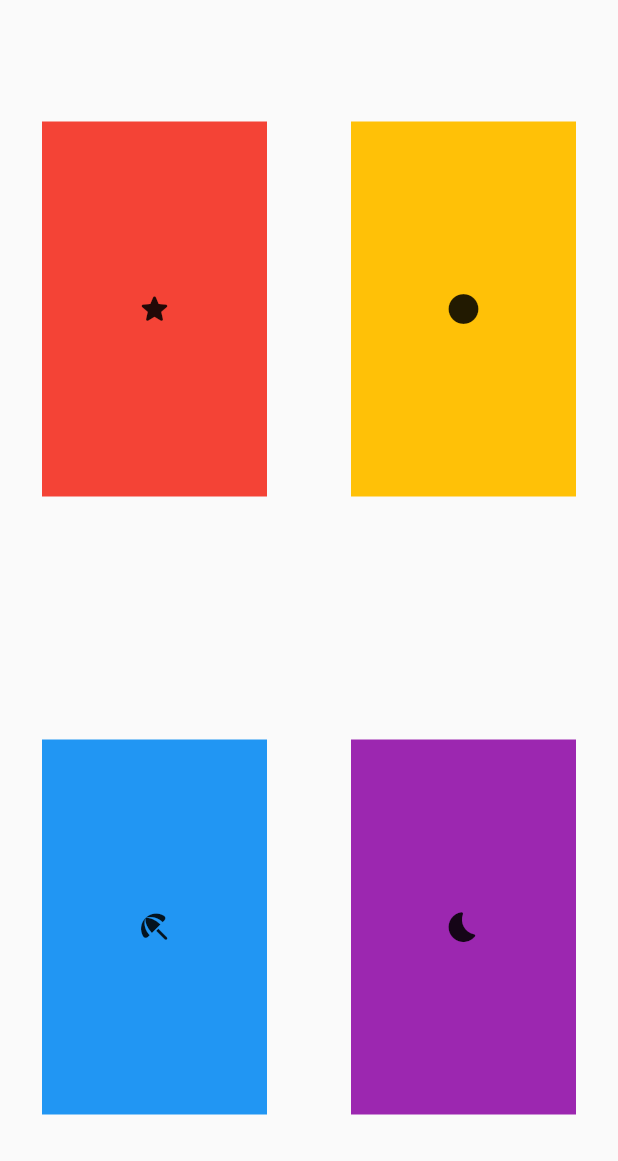
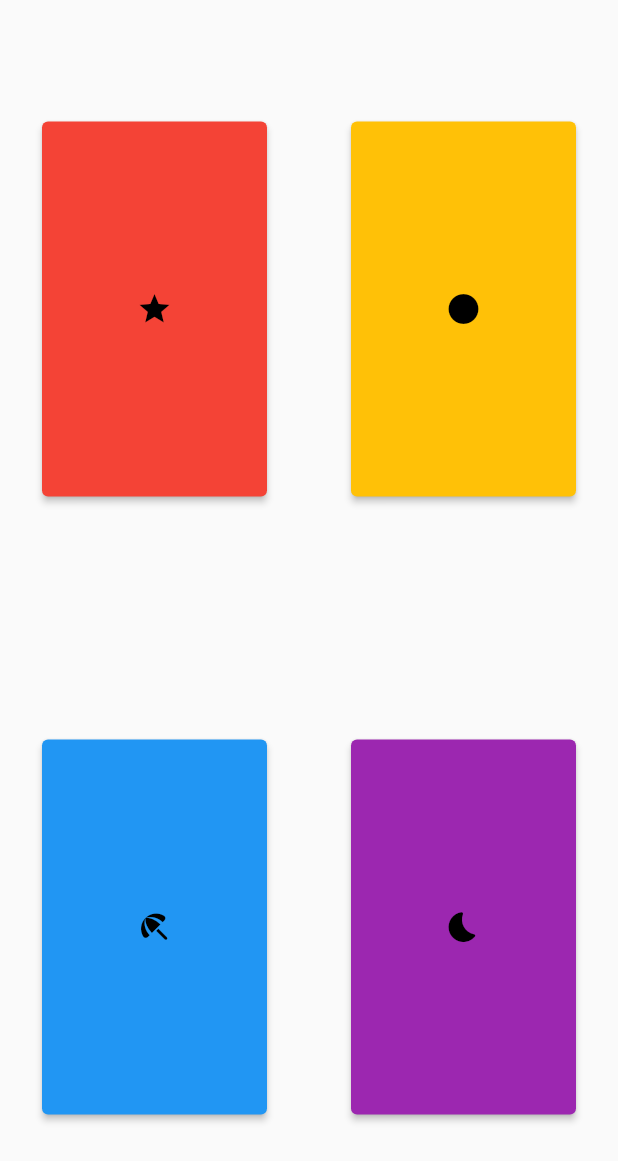
Before and after one commit to pauloph02/tg2, a Flutter app: the TelaDeRespostas screen opened directly, on a phone screen of 412 x 824 dp. Shown: the top 1161 px of the screen. Run offline on Flutter 3.47's test engine with Material 2 defaults, Android fonts, the phone set to English and light mode, and no system bars.

Commit message:
Passando os container para button

```diff
--- a/lib/mobile/teladerespostas.dart
+++ b/lib/mobile/teladerespostas.dart
@@ -18,35 +18,39 @@ class _TelaDeRespostasState extends State<TelaDeRespostas> {
         Row(
           mainAxisAlignment: MainAxisAlignment.spaceAround,
           children: [
-            Container(
-              height: 250,
-              width: 150,
-              color: Colors.red,
-              child: const Icon(Icons.star_rounded),
+            ElevatedButton(onPressed: (){},
+            style: ElevatedButton.styleFrom(
+              fixedSize: const Size(150, 250),
+              backgroundColor: Colors.red
             ),
-            Container(
-              height: 250,
-              width: 150,
-              color: Colors.amber,
-              child: const Icon(Icons.circle),
-            )
+            child: const Icon(Icons.star, color: Colors.black),
+            ),
+             ElevatedButton(onPressed: (){},
+            style: ElevatedButton.styleFrom(
+              fixedSize: const Size(150, 250),
+              backgroundColor: Colors.amber
+            ),
+            child: const Icon(Icons.circle, color: Colors.black),
+            ),
           ],
         ),
         Row(
           mainAxisAlignment: MainAxisAlignment.spaceAround,
           children: [
-            Container(
-              height: 250,
-              width: 150,
-              color: Colors.blue,
-              child: const Icon(Icons.beach_access_rounded),
+             ElevatedButton(onPressed: (){},
+            style: ElevatedButton.styleFrom(
+              fixedSize: const Size(150, 250),
+              backgroundColor: Colors.blue
             ),
-            Container(
-              height: 250,
-              width: 150,
-              color: Colors.purple,
-              child: const Icon(Icons.bedtime_rounded),
-            )
+            child: const Icon(Icons.beach_access_rounded, color: Colors.black),
+            ),
+             ElevatedButton(onPressed: (){},
+            style: ElevatedButton.styleFrom(
+              fixedSize: const Size(150, 250),
+              backgroundColor: Colors.purple
+            ),
+            child: const Icon(Icons.bedtime_rounded, color: Colors.black),
+            ),
           ],
         )
         ],
```
Also changed, not shown: 3 other files.
